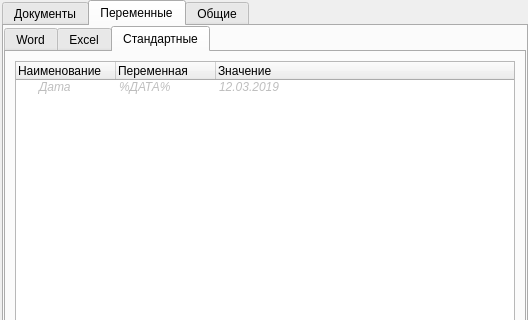
Before: the Qt Designer form interface/ui/settings.ui in Korolev-Oleg/Tend-Manager, drawn with Qt 5; both pictures show x 0 to 528 and y 0 to 320 of the 528 by 633 pixel window.
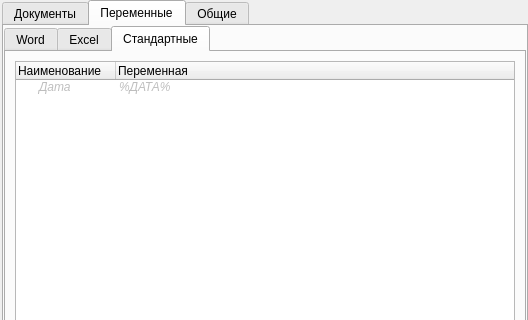
After: the same form once the commit is applied. The open tabs and pages were chosen to show the change. Icons and pictures are not drawn.

Diff of the .ui file:
```diff
--- a/interface/ui/settings.ui
+++ b/interface/ui/settings.ui
@@ -765,11 +765,6 @@
                 <string>Переменная</string>
                </property>
               </column>
-              <column>
-               <property name="text">
-                <string>Значение</string>
-               </property>
-              </column>
               <item>
                <property name="text">
                 <string>Дата</string>
@@ -787,14 +782,6 @@
                  <italic>true</italic>
                 </font>
                </property>
-               <property name="text">
-                <string>12.03.2019</string>
-               </property>
-               <property name="font">
-                <font>
-                 <italic>true</italic>
-                </font>
-               </property>
                <property name="flags">
                 <set>ItemIsDragEnabled|ItemIsUserCheckable</set>
                </property>
```
Left out of the diff: 16 changed lines with no effect on the pictures.
